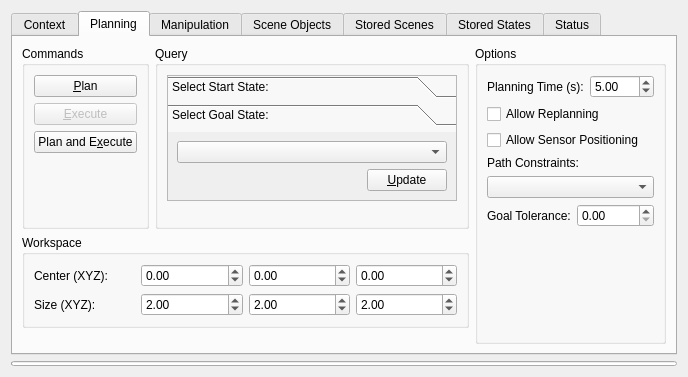
Qt form moveit_ros/visualization/motion_planning_rviz_plugin/src/ui/motion_planning_rviz_plugin_frame.ui (moveit/moveit) before a commit.
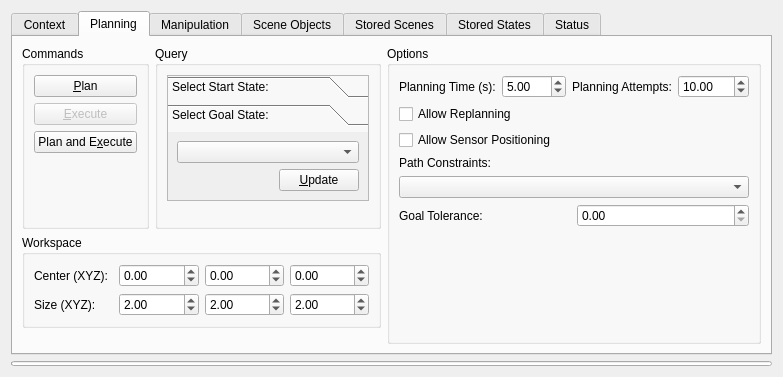
The same form after that commit.

Commit message: Added field next to planning_time for planning_attempts Now, ParallelPlanner terminates either due to timeout, or due to this many attempts. Note, that ParallelPlanner run's Dijkstra's on all the nodes of all the sucessful plans (hybridize==true).

What changed in the file:
```diff
--- a/moveit_ros/visualization/motion_planning_rviz_plugin/src/ui/motion_planning_rviz_plugin_frame.ui
+++ b/moveit_ros/visualization/motion_planning_rviz_plugin/src/ui/motion_planning_rviz_plugin_frame.ui
@@ -589,6 +589,29 @@
               </property>
              </widget>
             </item>
+            <item>
+             <widget class="QLabel" name="label_10">
+              <property name="text">
+               <string>Planning Attempts:</string>
+              </property>
+             </widget>
+            </item>
+            <item>
+             <widget class="QDoubleSpinBox" name="planning_attempts">
+              <property name="sizePolicy">
+               <sizepolicy hsizetype="Minimum" vsizetype="Fixed">
+                <horstretch>0</horstretch>
+                <verstretch>0</verstretch>
+               </sizepolicy>
+              </property>
+              <property name="maximum">
+               <number>1000</number>
+              </property>
+              <property name="value">
+               <number>10</number>
+              </property>
+             </widget>
+            </item>
            </layout>
           </item>
           <item>
```
The commit also changes 2 other files.
